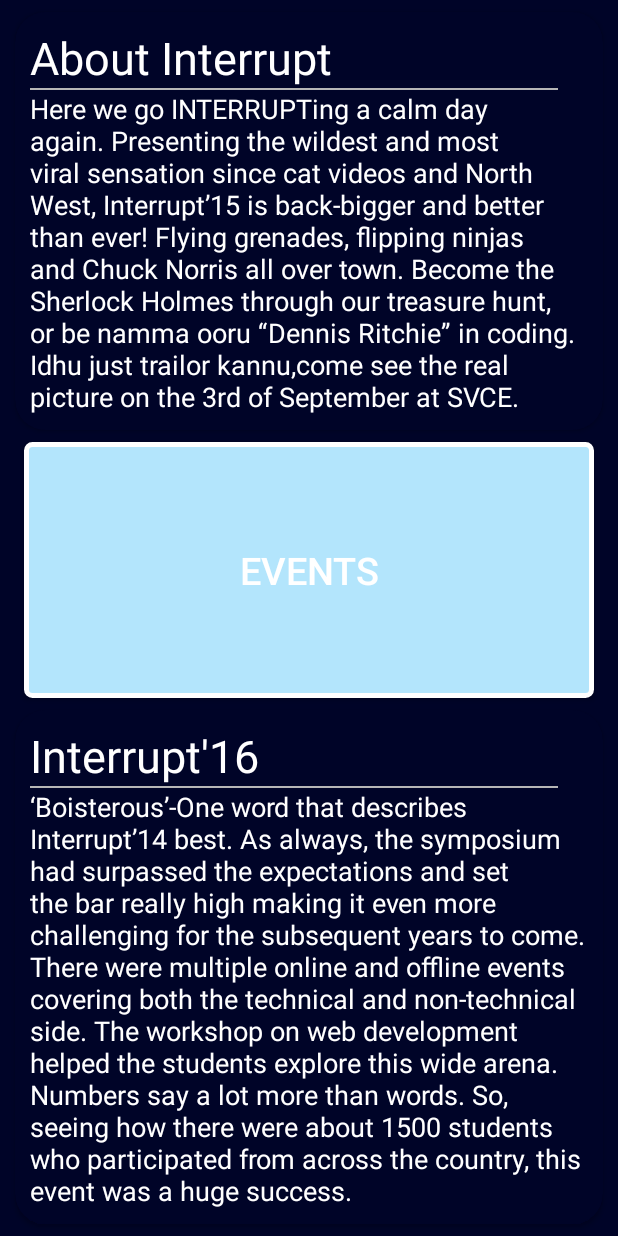
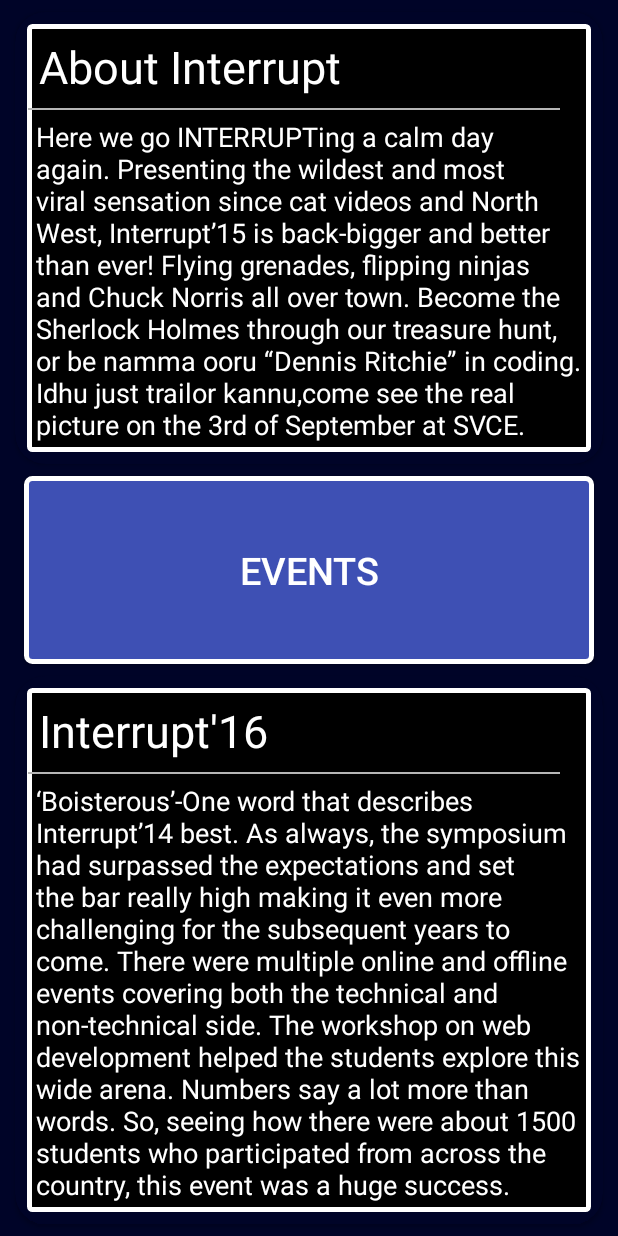
Before and after one commit to nareshvelu96/Interrupt2016, an Android app: the layout about.xml on its own in the app's theme, with its tools: preview values and no code run, on a phone screen of 412 x 824 dp. Run offline under Robolectric (Android 15) with nearby library versions, the light colour scheme and no system bars; Roboto replaces fonts that are not available here.

Commit message:
minor changes

```diff
--- /dev/null
+++ b/app/src/main/res/drawable-v21/bg_card.xml
@@ -0,0 +1,18 @@
+<?xml version="1.0" encoding="UTF-8"?>
+<shape
+    xmlns:android="http://schemas.android.com/apk/res/android">
+    <stroke
+        android:width="3dp"
+        android:color="#ffffff"/>
+    <corners
+        android:radius="2dp" />
+
+    <padding
+        android:left="1dp"
+        android:right="1dp"
+        android:top="1dp"
+        android:bottom="1dp"/>
+
+    <solid android:color="#000000"/>
+
+</shape>
--- a/app/src/main/res/drawable/register.xml
+++ b/app/src/main/res/drawable/register.xml
@@ -6,7 +6,7 @@
 android:radius="4dp"
     />
 <solid
-    android:color="#B3E5FC"
+    android:color="#3E50B4"
     ></solid>
 <padding
 android:left="0dp"
--- a/app/src/main/res/layout/about.xml
+++ b/app/src/main/res/layout/about.xml
@@ -6,6 +6,7 @@
     android:layout_width="match_parent"
     android:layout_height="match_parent"
     android:background="@color/primary"
+
     tools:ignore="MissingPrefix"
     xmlns:card_view="http://schemas.android.com/apk/res-auto">
 
@@ -15,6 +16,7 @@
         android:layout_width="match_parent"
         android:layout_height="wrap_content"
         card_view:cardBackgroundColor="@color/primary_custom"
+
         android:layout_marginBottom="@dimen/cardMarginVertical"
         android:layout_marginLeft="@dimen/cardMarginHorizontal"
         android:layout_marginRight="@dimen/cardMarginHorizontal"
@@ -24,21 +26,25 @@
         app:cardPreventCornerOverlap="false"
         app:contentPadding="0dp">
         <LinearLayout
-            android:layout_margin="10dp"
+            android:layout_margin="8dp"
             android:layout_width="match_parent"
             android:layout_height="wrap_content"
-            android:orientation="vertical">
+            android:orientation="vertical"
+            android:background="@drawable/bg_card"
+            >
             <TextView
                 android:layout_width="match_parent"
                 android:layout_height="wrap_content"
                 android:text="About Interrupt"
                 fontPath="fonts/hamburger.TTF"
+                android:layout_margin="7dp"
                 android:textSize="30dp"
                 android:id="@+id/about_title1"
                 android:textColor="@color/white"/>
             <View
                 android:layout_width="fill_parent"
                 android:layout_height="1dp"
+
                 android:background="#B6B6B6"
                 android:layout_marginRight="20dp"/>
 
@@ -46,6 +52,7 @@
                 android:layout_width="match_parent"
                 fontPath="fonts/hamburger.TTF"
                 android:layout_height="wrap_content"
+                android:layout_margin="5dp"
                 android:text="@string/about_interrupt"
                 android:textSize="18dp"
                 android:id="@+id/about_secondary1"
@@ -93,7 +100,8 @@
             android:layout_width="match_parent"
             android:layout_height="wrap_content"
             android:orientation="vertical"
-            android:layout_margin="10dp">
+            android:background="@drawable/bg_card"
+            android:layout_margin="8dp">
             <TextView
                 android:layout_width="match_parent"
                 fontPath="fonts/hamburger.TTF"
@@ -101,7 +109,8 @@
                 android:text="Interrupt'16"
                 android:id="@+id/about_title2"
                 android:textSize="30dp"
-                android:textColor="@color/white"/>
+                android:textColor="@color/white"
+                android:layout_margin="7dp"/>
             <View
                 android:layout_width="fill_parent"
                 android:layout_height="1dp"
@@ -114,6 +123,7 @@
                 android:layout_height="wrap_content"
                 fontPath="fonts/hamburger.TTF"
                 android:id="@+id/about_secondary2"
+                android:layout_margin="5dp"
                 android:text="@string/interrupt16"
                 android:textSize="18dp"
                 android:textColor="@color/white"/>
--- a/app/src/main/res/layout/events.xml
+++ b/app/src/main/res/layout/events.xml
@@ -7,7 +7,8 @@
     <ListView
         android:id="@+id/list_view"
         android:layout_width="match_parent"
-        android:layout_height="wrap_content">
+        android:layout_height="wrap_content"
+        android:background="@drawable/bg_card">
 
     </ListView>
     <com.github.pedrovgs.DraggableView xmlns:android="http://schemas.android.com/apk/res/android"
@@ -31,7 +32,7 @@
             android:id="@+id/image"
             android:layout_width="match_parent"
             android:layout_height="wrap_content"
-            android:background="@color/icons" />
+            android:background="@drawable/bg_card" />
         <ScrollView
             android:layout_width="match_parent"
             android:layout_height="wrap_content"
--- a/app/src/main/res/values/styles.xml
+++ b/app/src/main/res/values/styles.xml
@@ -43,7 +43,7 @@
     <color name="textColorPrimary">#FFFFFF</color>
     <color name="textColorSecondary">#CCCCCC</color>
     <color name="windowBackground">#FFFFFF</color>
-    <color name="navigationBarColor">@color/primary</color>
+    <color name="navigationBarColor">#3E50B4</color>
 
     <color name="list_item_title">#fff</color>
     <color name="list_background">@color/primary</color>
```
Also changed, not shown: app/src/main/res/drawable-v21/border.xml (added, +14 -0 lines), app/src/main/res/drawable-v21/btn.xml (added, +18 -0 lines), app/src/main/res/drawable-v21/buttonbg.xml (added, +30 -0 lines).
